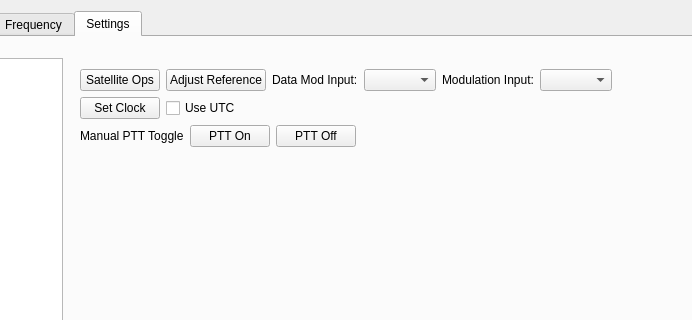
Above: wfmain.ui from adecarolis/wfweb before the change; both pictures show x 121 to 813 and y 0 to 320 of the 948 by 554 pixel window. Below: the same form after it.
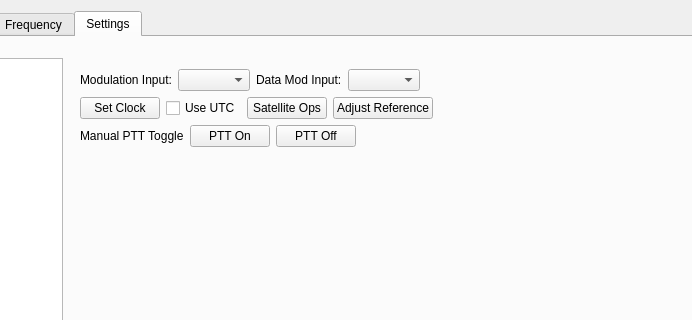
That is the form after the change. The open tabs and pages were chosen to show the change. Custom widgets are drawn as their Qt base class.

Commit message: Changed the order of the mod source combos

The edit to the form file:
```diff
--- a/wfmain.ui
+++ b/wfmain.ui
@@ -2840,43 +2840,6 @@
              <layout class="QVBoxLayout" name="verticalLayout_25">
               <item>
                <layout class="QHBoxLayout" name="horizontalLayout_30">
-                <item>
-                 <widget class="QPushButton" name="satOpsBtn">
-                  <property name="text">
-                   <string>Satellite Ops</string>
-                  </property>
-                 </widget>
-                </item>
-                <item>
-                 <widget class="QPushButton" name="adjRefBtn">
-                  <property name="toolTip">
-                   <string>&lt;html&gt;&lt;head/&gt;&lt;body&gt;&lt;p&gt;Click here to adjust the frequency reference on the IC-9700.&lt;/p&gt;&lt;/body&gt;&lt;/html&gt;</string>
-                  </property>
-                  <property name="text">
-                   <string>Adjust Reference</string>
-                  </property>
-                 </widget>
-                </item>
-                <item>
-                 <widget class="QLabel" name="label_29">
-                  <property name="text">
-                   <string>Data Mod Input:</string>
-                  </property>
-                 </widget>
-                </item>
-                <item>
-                 <widget class="QComboBox" name="modInputDataCombo">
-                  <property name="accessibleName">
-                   <string>Data Modulation Input</string>
-                  </property>
-                  <property name="accessibleDescription">
-                   <string>Transmit Data-mode modulation input source</string>
-                  </property>
-                  <property name="sizeAdjustPolicy">
-                   <enum>QComboBox::AdjustToContents</enum>
-                  </property>
-                 </widget>
-                </item>
                 <item>
                  <widget class="QLabel" name="label_27">
                   <property name="text">
@@ -2897,6 +2860,26 @@
                   </property>
                  </widget>
                 </item>
+                <item>
+                 <widget class="QLabel" name="label_29">
+                  <property name="text">
+                   <string>Data Mod Input:</string>
+                  </property>
+                 </widget>
+                </item>
+                <item>
+                 <widget class="QComboBox" name="modInputDataCombo">
+                  <property name="accessibleName">
+                   <string>Data Modulation Input</string>
+                  </property>
+                  <property name="accessibleDescription">
+                   <string>Transmit Data-mode modulation input source</string>
+                  </property>
+                  <property name="sizeAdjustPolicy">
+                   <enum>QComboBox::AdjustToContents</enum>
+                  </property>
+                 </widget>
+                </item>
                 <item>
                  <spacer name="horizontalSpacer_15">
                   <property name="orientation">
@@ -2934,6 +2917,23 @@
                   </property>
                  </widget>
                 </item>
+                <item>
+                 <widget class="QPushButton" name="satOpsBtn">
+                  <property name="text">
+                   <string>Satellite Ops</string>
+                  </property>
+                 </widget>
+                </item>
+                <item>
+                 <widget class="QPushButton" name="adjRefBtn">
+                  <property name="toolTip">
+                   <string>&lt;html&gt;&lt;head/&gt;&lt;body&gt;&lt;p&gt;Click here to adjust the frequency reference on the IC-9700.&lt;/p&gt;&lt;/body&gt;&lt;/html&gt;</string>
+                  </property>
+                  <property name="text">
+                   <string>Adjust Reference</string>
+                  </property>
+                 </widget>
+                </item>
                 <item>
                  <spacer name="horizontalSpacer_16">
                   <property name="orientation">
```
Left out of the diff: 2 changed lines with no effect on the pictures. The commit also changes 1 other file.
